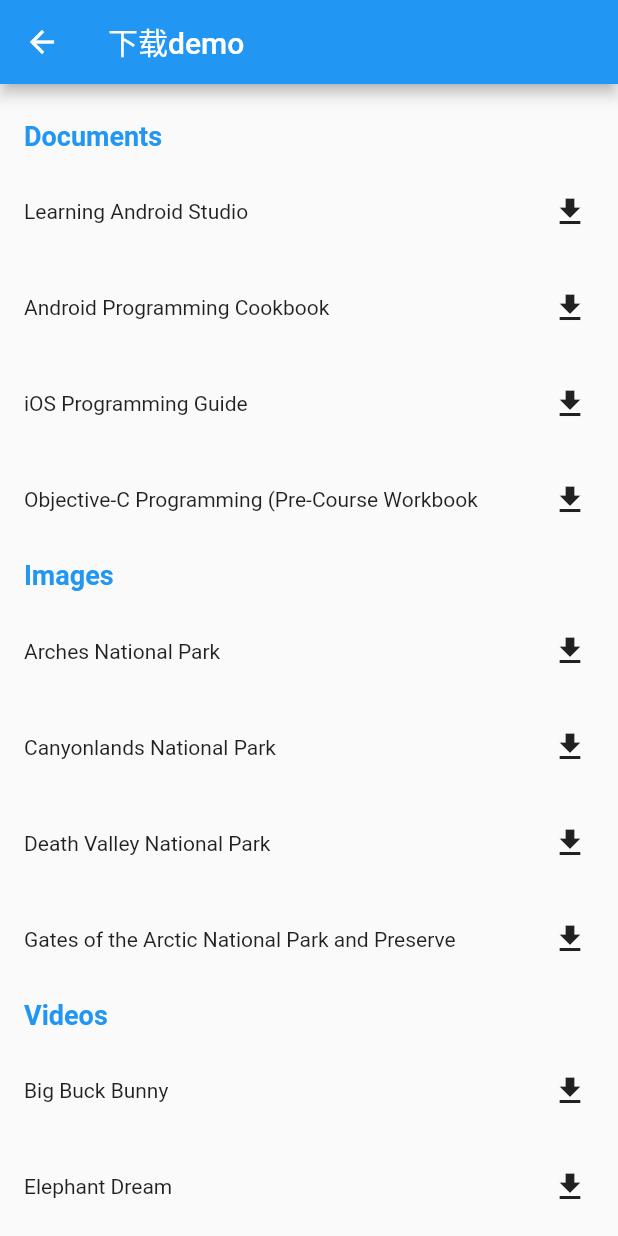
After one commit to ZhongMingKun/flutter-study, a Flutter app: the DownloadDemo screen opened by its route, after a tap on the "file download" icon, on a phone screen of 412 x 824 dp. The commit adds this screen. Run offline on Flutter 3.47's test engine with Material 2 defaults, Android fonts, the light colour scheme and no system bars; our stand-ins replace dio, flutter_swiper, fluttertoast, permission_handler, video_player; missing offline and left inert: flutter_downloader, multi_image_picker; network calls fail; statements that could not run were skipped.

Commit message:
feat: 添加下载，权限申请

```diff
--- /dev/null
+++ b/hello_world/lib/pages/download_demo.dart
@@ -0,0 +1,435 @@
+import 'package:flutter/material.dart';
+import 'dart:async';
+import 'package:path_provider/path_provider.dart';
+import 'package:flutter_downloader/flutter_downloader.dart';
+import 'package:permission_handler/permission_handler.dart';
+import 'dart:io';
+
+class DownloadDemo extends StatefulWidget {
+  final TargetPlatform platform;
+
+  DownloadDemo({Key key, this.platform}) : super(key: key);
+
+  @override
+  _DownloadDemoState createState() => new _DownloadDemoState();
+}
+
+class _DownloadDemoState extends State<DownloadDemo> with WidgetsBindingObserver {
+  final _documents = [
+    {
+      'name': 'Learning Android Studio',
+      'link':
+          'http://barbra-coco.dyndns.org/student/learning_android_studio.pdf'
+    },
+    {
+      'name': 'Android Programming Cookbook',
+      'link':
+          'http://enos.itcollege.ee/~jpoial/allalaadimised/reading/Android-Programming-Cookbook.pdf'
+    },
+    {
+      'name': 'iOS Programming Guide',
+      'link':
+          'http://darwinlogic.com/uploads/education/iOS_Programming_Guide.pdf'
+    },
+    {
+      'name': 'Objective-C Programming (Pre-Course Workbook',
+      'link':
+          'https://www.bignerdranch.com/documents/objective-c-prereading-assignment.pdf'
+    },
+  ];
+
+  final _images = [
+    {
+      'name': 'Arches National Park',
+      'link':
+          'https://upload.wikimedia.org/wikipedia/commons/6/60/The_Organ_at_Arches_National_Park_Utah_Corrected.jpg'
+    },
+    {
+      'name': 'Canyonlands National Park',
+      'link':
+          'https://upload.wikimedia.org/wikipedia/commons/7/78/Canyonlands_National_Park%E2%80%A6Needles_area_%286294480744%29.jpg'
+    },
+    {
+      'name': 'Death Valley National Park',
+      'link':
+          'https://upload.wikimedia.org/wikipedia/commons/b/b2/Sand_Dunes_in_Death_Valley_National_Park.jpg'
+    },
+    {
+      'name': 'Gates of the Arctic National Park and Preserve',
+      'link':
+          'https://upload.wikimedia.org/wikipedia/commons/e/e4/GatesofArctic.jpg'
+    }
+  ];
+
+  final _videos = [
+    {
+      'name': 'Big Buck Bunny',
+      'link':
+          'http://commondatastorage.googleapis.com/gtv-videos-bucket/sample/BigBuckBunny.mp4'
+    },
+    {
+      'name': 'Elephant Dream',
+      'link':
+          'http://commondatastorage.googleapis.com/gtv-videos-bucket/sample/ElephantsDream.mp4'
+    }
+  ];
+
+  List<_TaskInfo> _tasks;
+  List<_ItemHolder> _items;
+  bool _isLoading;
+  String _localPath;
+
+  @override
+  void initState() {
+    super.initState();
+
+    FlutterDownloader.registerCallback((id, status, progress) {
+      print(
+          'Download task ($id) is in status ($status) and process ($progress)');
+      final task = _tasks.firstWhere((task) => task.taskId == id);
+      setState(() {
+        task?.status = status;
+        task?.progress = progress;
+      });
+    });
+
+    _isLoading = true;
+
+    _prepare();
+  }
+
+  @override
+  void dispose() {
+    FlutterDownloader.registerCallback(null);
+    super.dispose();
+  }
+
+  @override
+  Widget build(BuildContext context) {
+    return new Scaffold(
+      appBar: new AppBar(
+        title: new Text('下载demo'),
+      ),
+      body: Builder(
+          builder: (context) => _isLoading
+              ? new Center(
+                  child: new CircularProgressIndicator(),
+                )
+              : _buildFilesList()
+      ),
+    );
+  }
+
+  Widget _buildFilesList() {
+    return new Container(
+      child: new ListView(
+        padding: const EdgeInsets.symmetric(vertical: 16.0),
+        children: _items
+            .map((item) => item.task == null
+                ? new Container(
+                    padding: const EdgeInsets.symmetric(
+                        horizontal: 16.0, vertical: 8.0),
+                    child: Text(
+                      item.name,
+                      style: TextStyle(
+                          fontWeight: FontWeight.bold,
+                          color: Colors.blue,
+                          fontSize: 18.0),
+                    ),
+                  )
+                : new Container(
+                    padding: const EdgeInsets.only(
+                        left: 16.0, right: 8.0),
+                    child: InkWell(
+                      onTap: item.task.status ==
+                              DownloadTaskStatus.complete
+                          ? () {
+                              _openDownloadedFile(item.task)
+                                  .then((success) {
+                                if (!success) {
+                                  Scaffold.of(context)
+                                      .showSnackBar(SnackBar(
+                                          content: Text(
+                                              'Cannot open this file')));
+                                }
+                              });
+                            }
+                          : null,
+                      child: new Stack(
+                        children: <Widget>[
+                          new Container(
+                            width: double.infinity,
+                            height: 64.0,
+                            child: new Row(
+                              crossAxisAlignment:
+                                  CrossAxisAlignment.center,
+                              children: <Widget>[
+                                new Expanded(
+                                  child: new Text(
+                                    item.name,
+                                    maxLines: 1,
+                                    softWrap: true,
+                                    overflow:
+                                        TextOverflow.ellipsis,
+                                  ),
+                                ),
+                                new Padding(
+                                  padding:
+                                      const EdgeInsets.only(
+                                          left: 8.0),
+                                  child: _buildActionForTask(
+                                      item.task),
+                                ),
+                              ],
+                            ),
+                          ),
+                          item.task.status ==
+                                      DownloadTaskStatus
+                                          .running ||
+                                  item.task.status ==
+                                      DownloadTaskStatus.paused
+                              ? new Positioned(
+                                  left: 0.0,
+                                  right: 0.0,
+                                  bottom: 0.0,
+                                  child:
+                                      new LinearProgressIndicator(
+                                    value: item.task.progress /
+                                        100,
+                                  ),
+                                )
+                              : new Container()
+                        ]
+                            .where((child) => child != null)
+                            .toList(),
+                      ),
+                    ),
+                  ))
+            .toList(),
+      ),
+    );
+  }
+
+  Widget _buildActionForTask(_TaskInfo task) {
+    if (task.status == DownloadTaskStatus.undefined) {
+      return new RawMaterialButton(
+        onPressed: () {
+          _requestDownload(task);
+        },
+        child: new Icon(Icons.file_download),
+        shape: new CircleBorder(),
+        constraints: new BoxConstraints(minHeight: 32.0, minWidth: 32.0),
+      );
+    } else if (task.status == DownloadTaskStatus.running) {
+      return new RawMaterialButton(
+        onPressed: () {
+          _pauseDownload(task);
+        },
+        child: new Icon(
+          Icons.pause,
+          color: Colors.red,
+        ),
+        shape: new CircleBorder(),
+        constraints: new BoxConstraints(minHeight: 32.0, minWidth: 32.0),
+      );
+    } else if (task.status == DownloadTaskStatus.paused) {
+      return new RawMaterialButton(
+        onPressed: () {
+          _resumeDownload(task);
+        },
+        child: new Icon(
+          Icons.play_arrow,
+          color: Colors.green,
+        ),
+        shape: new CircleBorder(),
+        constraints: new BoxConstraints(minHeight: 32.0, minWidth: 32.0),
+      );
+    } else if (task.status == DownloadTaskStatus.complete) {
+      return Row(
+        mainAxisSize: MainAxisSize.min,
+        mainAxisAlignment: MainAxisAlignment.end,
+        children: [
+          new Text(
+            'Ready',
+            style: new TextStyle(color: Colors.green),
+          ),
+          RawMaterialButton(
+            onPressed: () {
+              _delete(task);
+            },
+            child: Icon(
+              Icons.delete_forever,
+              color: Colors.red,
+            ),
+            shape: new CircleBorder(),
+            constraints: new BoxConstraints(minHeight: 32.0, minWidth: 32.0),
+          )
+        ],
+      );
+    } else if (task.status == DownloadTaskStatus.canceled) {
+      return new Text('Canceled', style: new TextStyle(color: Colors.red));
+    } else if (task.status == DownloadTaskStatus.failed) {
+      return Row(
+        mainAxisSize: MainAxisSize.min,
+        mainAxisAlignment: MainAxisAlignment.end,
+        children: [
+          new Text('Failed', style: new TextStyle(color: Colors.red)),
+          RawMaterialButton(
+            onPressed: () {
+              _retryDownload(task);
+            },
+            child: Icon(
+              Icons.refresh,
+              color: Colors.green,
+            ),
+            shape: new CircleBorder(),
+            constraints: new BoxConstraints(minHeight: 32.0, minWidth: 32.0),
+          )
+        ],
+      );
+    } else {
+      return null;
+    }
+  }
+
+  void _requestDownload(_TaskInfo task) async {
+    task.taskId = await FlutterDownloader.enqueue(
+        url: task.link,
+        headers: {
+          "auth": "test_for_sql_encoding"
+        },
+        savedDir: _localPath,
+        showNotification: true,
+        openFileFromNotification: true);
+  }
+
+  void _cancelDownload(_TaskInfo task) async {
+    await FlutterDownloader.cancel(taskId: task.taskId);
+  }
+
+  void _pauseDownload(_TaskInfo task) async {
+    await FlutterDownloader.pause(taskId: task.taskId);
+  }
+
+  void _resumeDownload(_TaskInfo task) async {
+    String newTaskId = await FlutterDownloader.resume(taskId: task.taskId);
+    task.taskId = newTaskId;
+  }
+
+  void _retryDownload(_TaskInfo task) async {
+    String newTaskId = await FlutterDownloader.retry(taskId: task.taskId);
+    task.taskId = newTaskId;
+  }
+
+  Future<bool> _openDownloadedFile(_TaskInfo task) {
+    return FlutterDownloader.open(taskId: task.taskId);
+  }
+
+  void _delete(_TaskInfo task) async {
+    await FlutterDownloader.remove(taskId: task.taskId, shouldDeleteContent: true);
+    await _prepare();
+    setState(() {});
+  }
+
+  Future<bool> _checkPermission() async {
+    if (widget.platform == TargetPlatform.android) {
+      PermissionStatus permission = await PermissionHandler()
+          .checkPermissionStatus(PermissionGroup.storage);
+      if (permission != PermissionStatus.granted) {
+        Map<PermissionGroup, PermissionStatus> permissions =
+            await PermissionHandler()
+                .requestPermissions([PermissionGroup.storage]);
+        if (permissions[PermissionGroup.storage] == PermissionStatus.granted) {
+          return true;
+        }
+      } else {
+        return true;
+      }
+    } else {
+      return true;
+    }
+    return false;
+  }
+
+  Future<Null> _prepare() async {
+    final tasks = await FlutterDownloader.loadTasks();
+
+    int count = 0;
+    _tasks = [];
+    _items = [];
+
+    _tasks.addAll(_documents.map((document) =>
+        _TaskInfo(name: document['name'], link: document['link'])));
+
+    _items.add(_ItemHolder(name: 'Documents'));
+    for (int i = count; i < _tasks.length; i++) {
+      _items.add(_ItemHolder(name: _tasks[i].name, task: _tasks[i]));
+      count++;
+    }
+
+    _tasks.addAll(_images
+        .map((image) => _TaskInfo(name: image['name'], link: image['link'])));
+
+    _items.add(_ItemHolder(name: 'Images'));
+    for (int i = count; i < _tasks.length; i++) {
+      _items.add(_ItemHolder(name: _tasks[i].name, task: _tasks[i]));
+      count++;
+    }
+
+    _tasks.addAll(_videos
+        .map((video) => _TaskInfo(name: video['name'], link: video['link'])));
+
+    _items.add(_ItemHolder(name: 'Videos'));
+    for (int i = count; i < _tasks.length; i++) {
+      _items.add(_ItemHolder(name: _tasks[i].name, task: _tasks[i]));
+      count++;
+    }
+
+    tasks?.forEach((task) {
+      for (_TaskInfo info in _tasks) {
+        if (info.link == task.url) {
+          info.taskId = task.taskId;
+          info.status = task.status;
+          info.progress = task.progress;
+        }
+      }
+    });
+
+    _localPath = (await _findLocalPath()) + '/Download';
+
+    final savedDir = Directory(_localPath);
+    bool hasExisted = await savedDir.exists();
+    if (!hasExisted) {
+      savedDir.create();
+    }
+
+    setState(() {
+      _isLoading = false;
+    });
+  }
+
+  Future<String> _findLocalPath() async {
+    final directory = widget.platform == TargetPlatform.android
+        ? await getApplicationDocumentsDirectory()
+        : await getApplicationDocumentsDirectory();
+    return directory.path;
+  }
+}
+
+class _TaskInfo {
+  final String name;
+  final String link;
+
+  String taskId;
+  int progress = 0;
+  DownloadTaskStatus status = DownloadTaskStatus.undefined;
+
+  _TaskInfo({this.name, this.link});
+}
+
+class _ItemHolder {
+  final String name;
+  final _TaskInfo task;
+
+  _ItemHolder({this.name, this.task});
+}
--- a/hello_world/lib/pages/path_provider.dart
+++ b/hello_world/lib/pages/path_provider.dart
@@ -2,7 +2,6 @@
 import 'dart:async';
 import 'package:flutter/material.dart';
 import 'package:path_provider/path_provider.dart';
-import 'package:flutter_downloader/flutter_downloader.dart';
 
 class PathProviderDemo extends StatefulWidget {
   PathProviderDemo({Key key}) : super(key: key);
--- a/hello_world/lib/pages/video_player_demo.dart
+++ b/hello_world/lib/pages/video_player_demo.dart
@@ -13,7 +13,7 @@
   void initState() {
     super.initState();
     _controller = VideoPlayerController.asset(
-        'assets/video/1.mp4')
+        'assets/video/1.mp4',)
       ..initialize().then((_) {
         // Ensure the first frame is shown after the video is initialized, even before the play button has been pressed.
         setState(() {
--- a/hello_world/pubspec.yaml
+++ b/hello_world/pubspec.yaml
@@ -17,12 +17,13 @@
     sdk: flutter
   flutter_swiper: ^1.1.4
   multi_image_picker: ^3.0.14
-  video_player: ^0.7.2
+  video_player: ^0.10.0+2
   root_access: ^1.0.2
   fluttertoast: ^3.0.1
   dio: ^2.0.14
   path_provider: ^0.5.0+1
   flutter_downloader: ^1.1.6
+  permission_handler: ^3.0.0
   # The following adds the Cupertino Icons font to your application.
   # Use with the CupertinoIcons class for iOS style icons.
   cupertino_icons: ^0.1.2
```
Also changed, not shown: hello_world/lib/main.dart (+28 -5 lines), hello_world/lib/pages/home.dart (+106 -10 lines).
